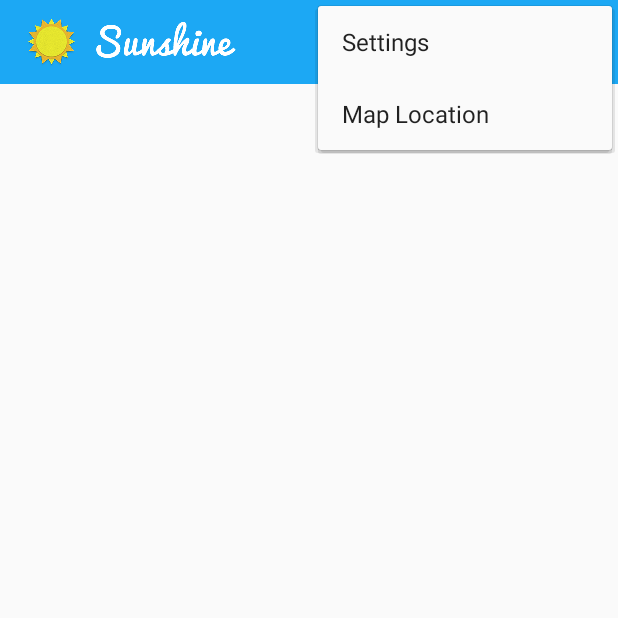
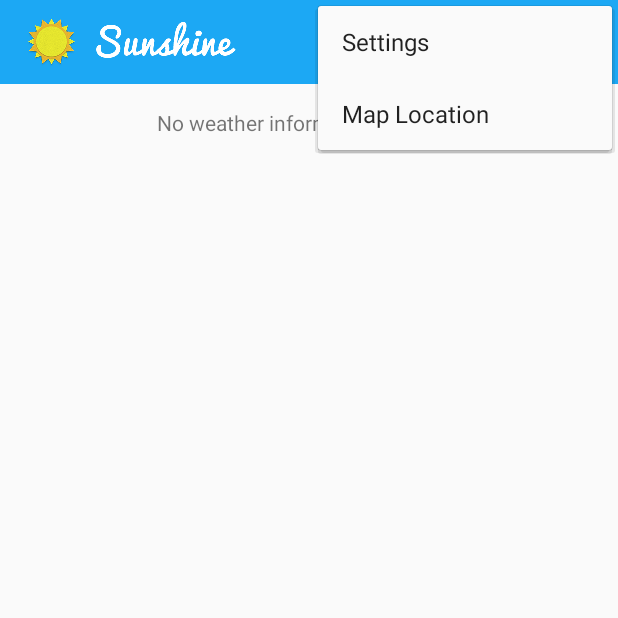
Before and after one commit to navenduagarwal/sunshine, an Android app: the screen it shows after launch (MainActivity), with the options menu open, on a phone screen of 412 x 824 dp, the top half of it. Run offline under Robolectric (Android 15) with nearby library versions, the phone set to English and light mode, and no system bars; 1 statement that could not run was skipped.

Commit message:
- added empty view when database is empty

```diff
--- a/app/src/main/java/com/example/android/sunshine/app/ForecastFragment.java
+++ b/app/src/main/java/com/example/android/sunshine/app/ForecastFragment.java
@@ -21,7 +21,6 @@ import android.view.View;
 import android.view.ViewGroup;
 import android.widget.AdapterView;
 import android.widget.ListView;
-import android.widget.Toast;
 
 import com.example.android.sunshine.app.data.WeatherContract;
 import com.example.android.sunshine.app.sync.SunshineSyncAdapter;
@@ -110,6 +109,8 @@ public class ForecastFragment extends Fragment implements LoaderManager.LoaderCa
 
         // Get a reference to the ListView, and attach this adapter to it.
         mListView = (ListView) rootView.findViewById(R.id.listview_forecast);
+        View emptyView = rootView.findViewById(R.id.empty_listview);
+        mListView.setEmptyView(emptyView);
         mListView.setAdapter(mForecastAdapter);
         //Adding click listener and calling Main Activity
         mListView.setOnItemClickListener(new AdapterView.OnItemClickListener() {
@@ -150,7 +151,7 @@ public class ForecastFragment extends Fragment implements LoaderManager.LoaderCa
         if (isNetworkAvailable(getActivity())) {
             SunshineSyncAdapter.syncImmediately(getActivity());
         } else {
-            Toast.makeText(getActivity(), "No Internet Connection Available\nTry Again Later", Toast.LENGTH_SHORT).show();
+
         }
     }
 
--- a/app/src/main/res/layout/fragment_main.xml
+++ b/app/src/main/res/layout/fragment_main.xml
@@ -11,4 +11,14 @@
         android:layout_height="match_parent"
         android:divider="@null" />
 
+    <TextView
+        android:id="@+id/empty_listview"
+        android:layout_width="match_parent"
+        android:layout_height="match_parent"
+        android:layout_marginBottom="@dimen/activity_vertical_margin"
+        android:layout_marginLeft="@dimen/activity_horizontal_margin"
+        android:layout_marginRight="@dimen/activity_horizontal_margin"
+        android:layout_marginTop="@dimen/activity_vertical_margin"
+        android:gravity="center_horizontal"
+        android:text="@string/empty_forecast_list" />
 </FrameLayout>
--- a/app/src/main/res/values/strings.xml
+++ b/app/src/main/res/values/strings.xml
@@ -82,4 +82,7 @@
     <string name="pref_enable_notifications_false">Not Enabled</string>
     <string name="pref_enable_notifications_default" translatable="false">true</string>
 
+    <!--Error Handling-->
+    <!-- Empty Weather Database -->
+    <string name="empty_forecast_list">"No weather information available"</string>
 </resources>
```
